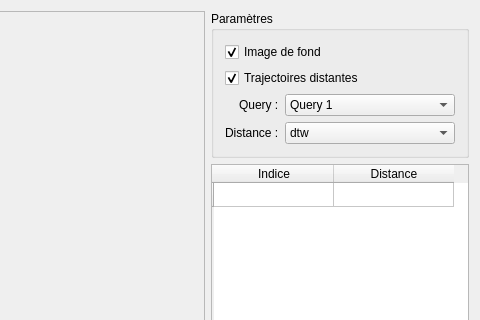
This is trajectoires/mainwindow.ui in a0kami/PA-ST as Qt 5 draws it before an edit; both pictures show x 520 to 1000 and y 0 to 320 of the 1000 by 680 pixel window. The edited form follows.
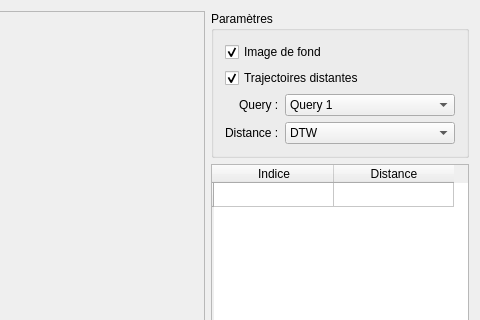
This is the edited form. Custom widgets are drawn as their Qt base class.

Commit message: implemented missing SDTW functions + added SDTW to gui

What changed in the file:
```diff
--- a/trajectoires/mainwindow.ui
+++ b/trajectoires/mainwindow.ui
@@ -105,7 +105,12 @@
             <widget class="QComboBox" name="comboBox_distance">
              <item>
               <property name="text">
-               <string>dtw</string>
+               <string>DTW</string>
+              </property>
+             </item>
+             <item>
+              <property name="text">
+               <string>SDTW</string>
               </property>
              </item>
             </widget>
```
Left out of the diff: 2 changed lines with no effect on the pictures. The commit also changes 3 other files.
